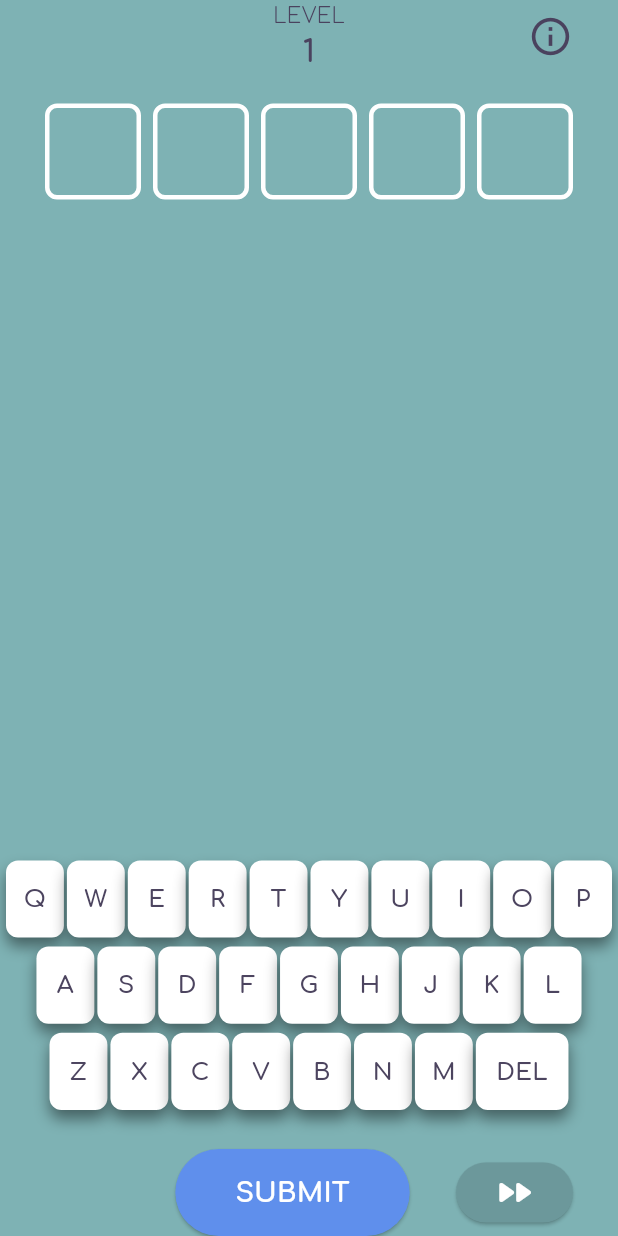
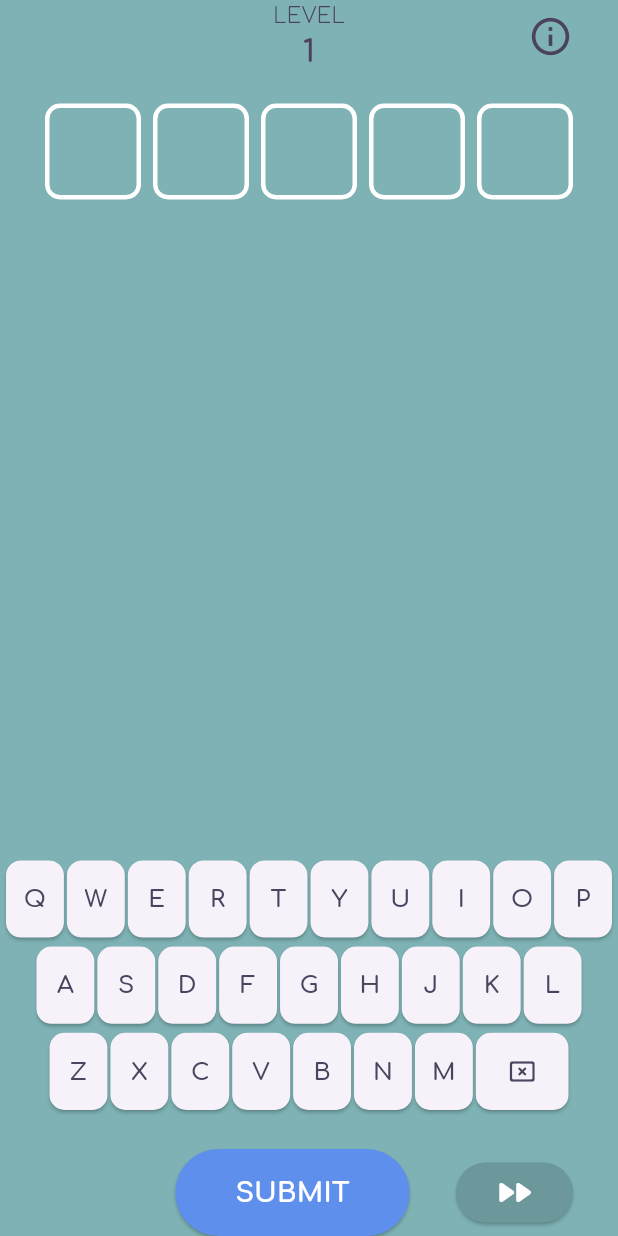
Before and after one commit to hhoa/wordle_guess, a Flutter app: the screen it shows after launch, on a phone screen of 412 x 824 dp. Run offline on Flutter 3.47's test engine with Material 3 defaults, Android fonts, the light colour scheme and no system bars; our stand-ins replace get.

Commit message:
add border constant + string constant + use delete icon

```diff
--- /dev/null
+++ b/lib/src/constant/borders.dart
@@ -0,0 +1,10 @@
+import 'package:flutter/material.dart';
+
+class WordleBorders {
+  static final BorderRadius radiusS = BorderRadius.circular(2.5);
+  static final BorderRadius radiusM = BorderRadius.circular(5);
+  static final BorderRadius radiusL = BorderRadius.circular(10);
+  static const BorderRadius radiusNone = BorderRadius.zero;
+
+  static const BoxShape radiusRound = BoxShape.circle;
+}
--- a/lib/src/constant/constant.dart
+++ b/lib/src/constant/constant.dart
@@ -11,5 +11,7 @@ class WordleConstant {
     ['Z', 'X', 'C', 'V', 'B', 'N', 'M', WordleConstant.delText],
   ];
 
+  static const double borderRadius = 8;
+
   static const Duration animationDuration = Duration(milliseconds: 200);
 }
--- a/lib/src/pages/home/page.dart
+++ b/lib/src/pages/home/page.dart
@@ -2,6 +2,7 @@ import 'package:flutter/material.dart';
 import 'package:get/get.dart';
 
 import '../../resources/colors.dart';
+import '../../resources/strings.dart';
 import '../../resources/typography.dart';
 import '../../widgets/padding_horizontal.dart';
 import 'controller.dart';
@@ -43,7 +44,7 @@ class HomePage extends GetView<HomeController> {
           Column(
             children: [
               Text(
-                'LEVEL',
+                WordleText.level,
                 style: WordleTypographyTheme.textStyleLight
                     .copyWith(color: WordleColors.lightPurple),
               ),
@@ -102,7 +103,7 @@ class HomePage extends GetView<HomeController> {
             child: Padding(
               padding: const EdgeInsets.all(16),
               child: Text(
-                'SUBMIT',
+                WordleText.submit,
                 style: WordleTypographyTheme.textStyleBold.copyWith(fontSize: 18),
               ),
             ),
--- a/lib/src/pages/home/widgets/row_puzzle.dart
+++ b/lib/src/pages/home/widgets/row_puzzle.dart
@@ -2,6 +2,7 @@ import 'package:flutter/material.dart';
 import 'package:get/get.dart';
 import 'package:wordle_guess/src/enum/box.dart';
 
+import '../../../constant/borders.dart';
 import '../../../constant/constant.dart';
 import '../../../model/box.dart';
 import '../../../resources/typography.dart';
@@ -38,7 +39,7 @@ class RowPuzzle extends GetView {
       width: boxWidth,
       height: boxWidth,
       decoration: BoxDecoration(
-          borderRadius: BorderRadius.circular(8),
+          borderRadius: WordleBorders.radiusL,
           border: Border.all(color: box.type.boxBorderColor, width: 3),
           color: box.type.boxBgColor),
       alignment: Alignment.center,
--- a/lib/src/pages/home/widgets/wordle_keyboard.dart
+++ b/lib/src/pages/home/widgets/wordle_keyboard.dart
@@ -1,6 +1,7 @@
 import 'package:flutter/material.dart';
 import 'package:get/get.dart';
 
+import '../../../constant/borders.dart';
 import '../../../constant/constant.dart';
 import '../../../enum/box.dart';
 import '../../../resources/typography.dart';
@@ -42,27 +43,26 @@ class WordleKeyboard extends GetView<HomeController> {
   Widget _buildKey(String key, double boxWidth, double boxHeight) {
     final BoxType type = controller.getKeyType(key);
     final bool isDel = key == WordleConstant.delText;
-    return InkWell(
-      onTap: () {
+
+    return SizedBox(
+      width: isDel ? (boxWidth * 1.6) : boxWidth,
+      height: boxHeight,
+      child: ElevatedButton(
+        onPressed: () {
           controller.inputKey(key);
         },
-      child: Container(
-        width: isDel ? (boxWidth * 1.6) : boxWidth,
-        height: boxHeight,
-        decoration: BoxDecoration(
-          borderRadius: BorderRadius.circular(8),
-          color: type.keyboardBgColor,
-          boxShadow: const [
-            BoxShadow(
-              offset: Offset(0, 6),
-              blurRadius: 8,
-              color: Colors.black45,
+        style: ElevatedButton.styleFrom(
+          padding: EdgeInsets.zero,
+          shape: RoundedRectangleBorder(
+            borderRadius: WordleBorders.radiusL,
+          ),
+        ),
+        child: isDel
+            ? Icon(
+                Icons.cancel_presentation_rounded,
+                color: type.keyboardColor,
               )
-          ],
-        ),
-        alignment: Alignment.center,
-        padding: const EdgeInsets.all(3),
-        child: Text(
+            : Text(
                 key,
                 style: WordleTypographyTheme.textStyleSemiBold
                     .copyWith(fontSize: 16, color: type.keyboardColor),
--- /dev/null
+++ b/lib/src/resources/strings.dart
@@ -0,0 +1,4 @@
+class WordleText {
+  static const String level = 'LEVEL';
+  static const String submit = 'SUBMIT';
+}
```
Lines whose indentation alone changed are shown as unchanged.
